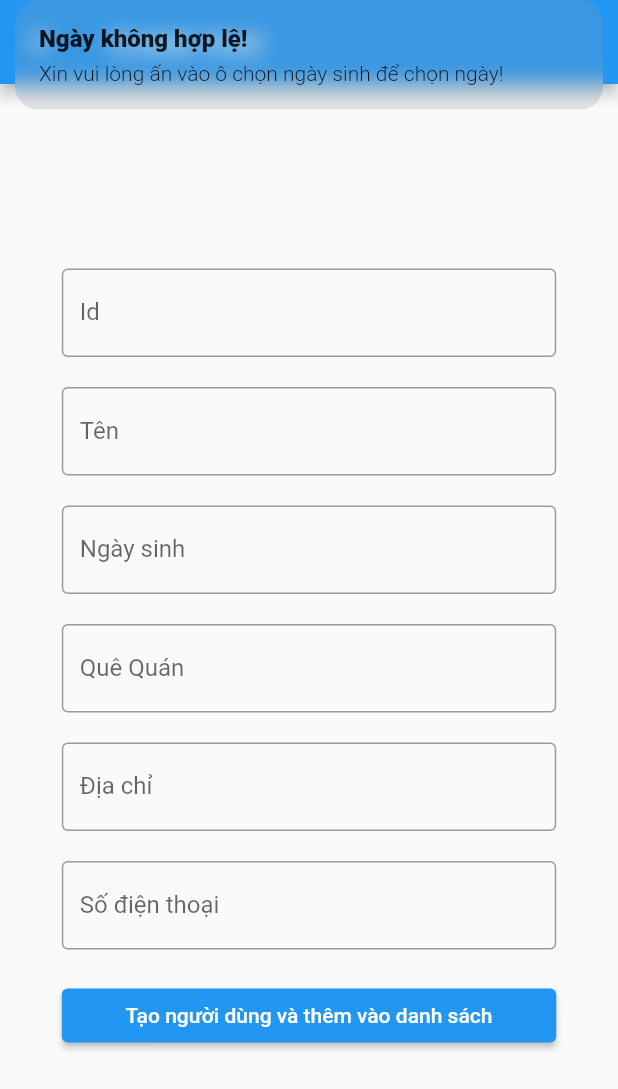
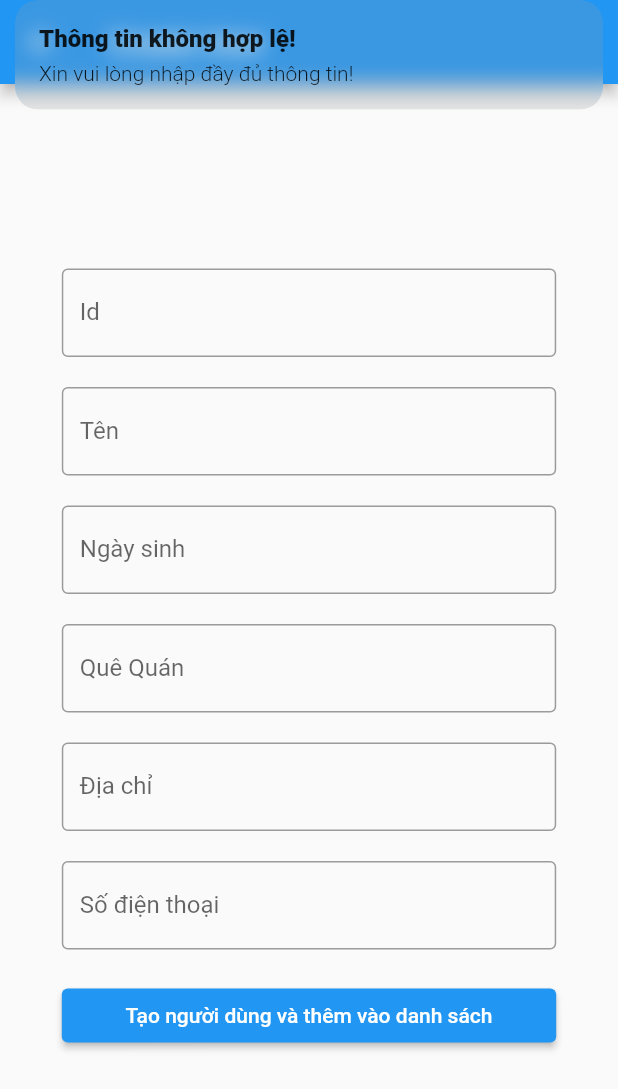
Before and after one commit to blacksheepwall1994/time_keeping, a Flutter app: the CreateUser screen opened by its route, after a tap on "Tạo người dùng và thêm vào danh sách", on a phone screen of 412 x 824 dp. Shown: the top 1089 px of the screen. Run offline on Flutter 3.47's test engine with Material 2 defaults, Android fonts, the phone set to English and light mode, and no system bars; our stand-ins replace cloud_firestore, firebase_core, get, table_calendar; missing offline and left inert: calendar_appbar, mqtt_client; accounts and stored records are empty; statements that could not run were skipped.

Commit message:
update register

```diff
--- a/lib/screen/register/registercontroller.dart
+++ b/lib/screen/register/registercontroller.dart
@@ -35,6 +35,14 @@ class RegisterController extends GetxController {
   }
 
   void createUser() {
+    if (nameController.value.text == '' ||
+        phoneController.value.text == '' ||
+        homeTownController.value.text == '' ||
+        adressController.value.text == '') {
+      Get.snackbar(
+          'Thông tin không hợp lệ!', 'Xin vui lòng nhập đầy đủ thông tin!');
+      return;
+    }
     if (!isDate(dateController.value.text, 'yyyy-MM-dd')) {
       Get.snackbar('Ngày không hợp lệ!',
           'Xin vui lòng ấn vào ô chọn ngày sinh để chọn ngày!');
```
